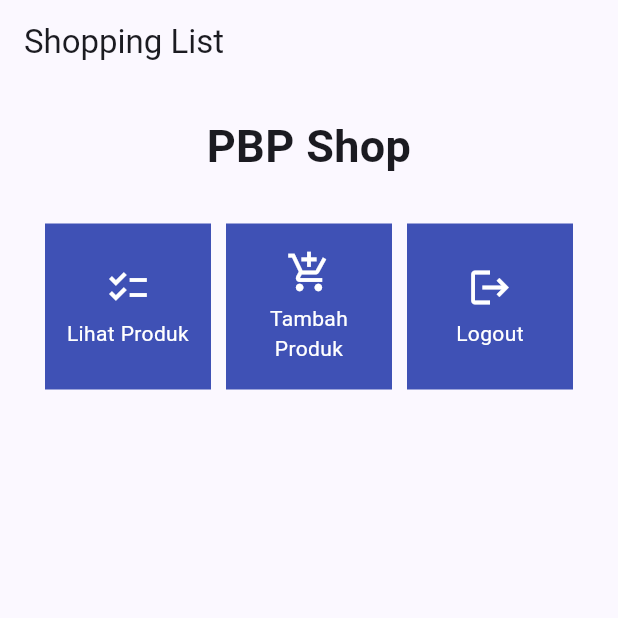
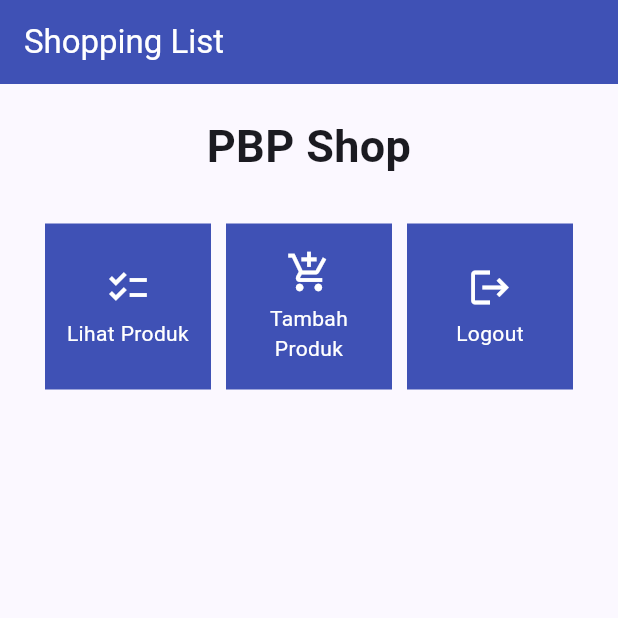
Before and after one commit to syifamahira/shopping-list-mobile, a Flutter app: the screen it shows after launch, on a phone screen of 412 x 824 dp, the top half of it. Run offline on Flutter 3.47's test engine with Material 2 defaults, Android fonts, the phone set to English and light mode, and no system bars.

Commit message:
rev tutorial6

```diff
--- a/lib/menu.dart
+++ b/lib/menu.dart
@@ -14,8 +14,10 @@ class MyHomePage extends StatelessWidget {
     Widget build(BuildContext context) {
         return Scaffold(
       appBar: AppBar(
+        backgroundColor: Colors.indigo,
         title: const Text(
           'Shopping List',
+          style: TextStyle(color: Colors.white)
         ),
       ),
       body: SingleChildScrollView(
```
